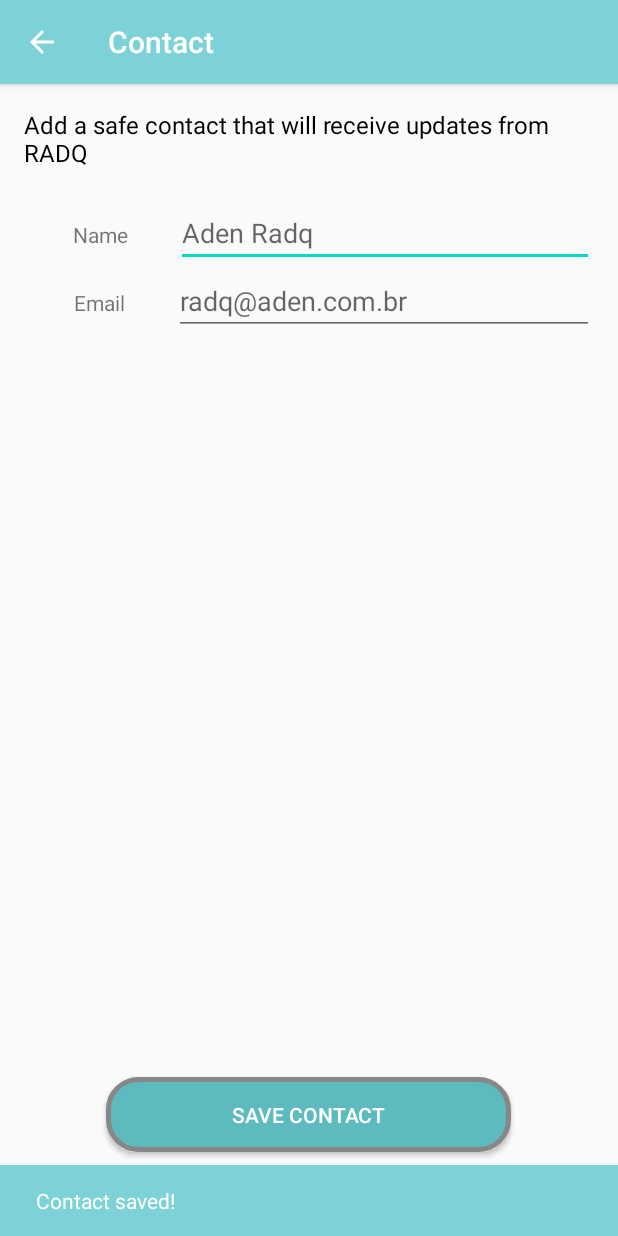
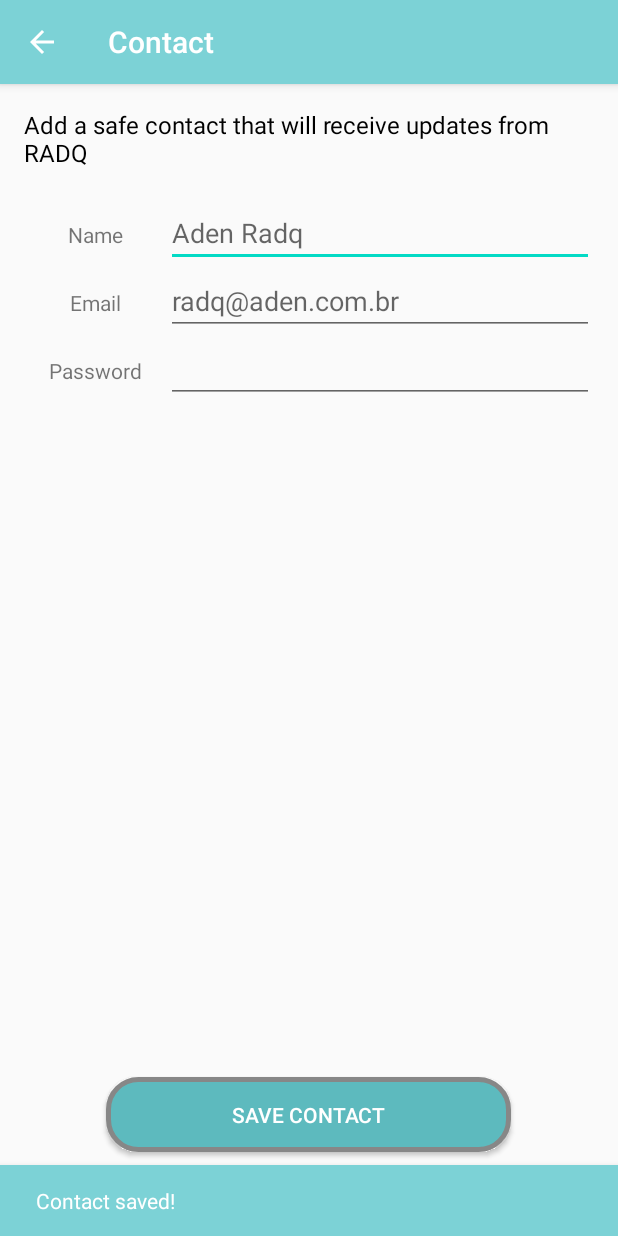
Before and after one commit to nicolas-suzuki/radq, an Android app: the ContactActivity screen opened directly, with no data from a screen before it, after a tap on "SAVE CONTACT", on a phone screen of 412 x 824 dp. Run offline under Robolectric (Android 15) with nearby library versions, the light colour scheme and no system bars; our stand-ins replace Firebase (no records; nobody signed in at launch, a user with empty details on screens opened directly).

Commit message:
First commit
User is able to register new account using email.

```diff
--- a/app/src/main/java/com/aden/radq/CameraActivity.java
+++ b/app/src/main/java/com/aden/radq/CameraActivity.java
@@ -9,8 +9,10 @@ import android.content.ServiceConnection;
 import android.content.SharedPreferences;
 import android.graphics.Bitmap;
 import android.os.Bundle;
+import android.os.CountDownTimer;
 import android.os.Handler;
 import android.os.IBinder;
+import android.os.Looper;
 import android.os.Message;
 import android.util.Log;
 import android.view.SurfaceView;
@@ -57,6 +59,7 @@ public class CameraActivity extends AppCompatActivity implements CameraBridgeVie
     boolean firstTimeYolo = true;
     //TODO change framesToConfirmFall name/logic
     int framesToConfirmFall = 0;
+    boolean isCountDownTimerActive = false;
 
     //Robot control by height
     int countHeightsDetected = 0;
@@ -266,22 +269,27 @@ public class CameraActivity extends AppCompatActivity implements CameraBridgeVie
 
                         Log.d("onCameraFrame", "Fall detected! Precision: " + intConf + "%");
                         framesToConfirmFall++;
-                        if (framesToConfirmFall > 10) {
-                            //This countdown ensures that the person is really down
-//                            CountDownTimer countDownTimer = new CountDownTimer(5000,1000) {
+
+                        //This countdown ensures that the person is really down
+//                        if(!isCountDownTimerActive) {
+//                            new CountDownTimer(5000, 1000) {
 //                                @Override
 //                                public void onTick(long millisUntilFinished) {
+//                                    isCountDownTimerActive = true;
+//                                }
 //
-//                                }
 //                                @Override
 //                                public void onFinish() {
-                            //TODO the Screenshot is not used anywhere in the code. Uncomment when it's useful
-                            //takeScreenshot(frame, intConf);
-                            initiateAlarm();
-                            framesToConfirmFall = 0;
+//                                    if (framesToConfirmFall >= 5) {
+//                                        //TODO the Screenshot is not used anywhere in the code. Uncomment when it's useful
+//                                        //takeScreenshot(frame, intConf);
+//                                        initiateAlarm();
+//                                    }
+//                                    isCountDownTimerActive = false;
+//                                    framesToConfirmFall = 0;
 //                                }
 //                            }.start();
-                        }
+//                        }
                         return frame;
                     } else if (idGuy == 1) {
                         // Pessoa detectada
--- /dev/null
+++ b/app/src/main/java/com/aden/radq/Contact.java
@@ -0,0 +1,54 @@
+package com.aden.radq;
+
+import com.google.firebase.database.DatabaseReference;
+import com.google.firebase.database.Exclude;
+
+public class Contact {
+    private String id;
+    private String name;
+    private String email;
+    private String password;
+
+    public Contact(){
+
+    }
+
+    public void saveContact(){
+        DatabaseReference databaseReference = FirebaseHelper.getFirebase();
+        databaseReference.child("contacts").child(getId()).setValue(this);
+    }
+
+    @Exclude
+    public String getId() {
+        return id;
+    }
+
+    public void setId(String id) {
+        this.id = id;
+    }
+
+    public String getName() {
+        return name;
+    }
+
+    public void setName(String name) {
+        this.name = name;
+    }
+
+    public String getEmail() {
+        return email;
+    }
+
+    public void setEmail(String email) {
+        this.email = email;
+    }
+
+    @Exclude
+    public String getPassword() {
+        return password;
+    }
+
+    public void setPassword(String password) {
+        this.password = password;
+    }
+}
--- a/app/src/main/java/com/aden/radq/ContactActivity.java
+++ b/app/src/main/java/com/aden/radq/ContactActivity.java
@@ -6,21 +6,43 @@ import android.util.Log;
 import android.view.View;
 import android.widget.Button;
 import android.widget.EditText;
+import android.widget.Toast;
 
+import androidx.annotation.NonNull;
 import androidx.appcompat.app.AppCompatActivity;
 
+import com.google.android.gms.tasks.OnCompleteListener;
+import com.google.android.gms.tasks.Task;
 import com.google.android.material.snackbar.Snackbar;
+import com.google.firebase.FirebaseApp;
+import com.google.firebase.auth.AuthResult;
+import com.google.firebase.auth.FirebaseAuth;
+import com.google.firebase.auth.FirebaseAuthInvalidCredentialsException;
+import com.google.firebase.auth.FirebaseAuthUserCollisionException;
+import com.google.firebase.auth.FirebaseAuthWeakPasswordException;
+import com.google.firebase.auth.FirebaseUser;
+import com.google.firebase.database.DatabaseReference;
+
+import java.util.Objects;
 
 import static com.aden.radq.SettingsActivity.SHARED_PREFS;
 
 public class ContactActivity extends AppCompatActivity {
     public static final String CONTACT_NAME = "contactName";
     EditText contactName;
-    String contactNameString;
+    String getContactName;
+
+    EditText contactPassword;
+    String getContactPassword;
 
     public static final String CONTACT_EMAIL = "contactEmail";
     EditText contactEmail;
-    String contactEmailString;
+    String getContactEmail;
+
+    private Contact contact;
+    String getId;
+
+    private DatabaseReference databaseReference;
 
     @Override
     protected void onCreate(Bundle savedInstanceState) {
@@ -29,7 +51,15 @@ public class ContactActivity extends AppCompatActivity {
 
         contactName = findViewById(R.id.contactNameEditTxt);
         contactEmail = findViewById(R.id.contactEmailEditTxt);
+        contactPassword = findViewById(R.id.contactPasswordEdit);
         Button bttnSaveSettings = findViewById(R.id.bttnSaveContact);
+
+        //Firebase
+        DatabaseReference databaseReference = FirebaseHelper.getFirebase();
+
+        getContactEmail = contactEmail.getText().toString();
+        //getContactPassword = contactPassword.getText().toString();
+        getContactPassword = "aaaaaaaaaaaaaaa";
 
         Snackbar mySnackbar = Snackbar.make(findViewById(R.id.contactView), R.string.contact_saved, Snackbar.LENGTH_SHORT)
                 .setBackgroundTint(getResources().getColor(R.color.colorPrimaryDark));
@@ -46,27 +76,70 @@ public class ContactActivity extends AppCompatActivity {
         updateData();
     }
 
-    public void saveData(){
+    private void saveData(){
         Log.d("settingsData", "saveData()");
         SharedPreferences sharedPreferences = getSharedPreferences(SHARED_PREFS,MODE_PRIVATE);
         SharedPreferences.Editor editor = sharedPreferences.edit();
         editor.putString(CONTACT_NAME,contactName.getText().toString());
         editor.putString(CONTACT_EMAIL,contactEmail.getText().toString());
         //TODO validations
+        editor.apply();
 
-        editor.apply();
+        contact = new Contact();
+        contact.setName(contactName.getText().toString());
+        contact.setEmail(contactEmail.getText().toString());
+        contact.setPassword(contactPassword.getText().toString());
+        setContact();
     }
 
-    public void loadData(){
+    private void loadData(){
         Log.d("settingsData", "loadData()");
         SharedPreferences sharedPreferences = getSharedPreferences(SHARED_PREFS,MODE_PRIVATE);
-        contactEmailString = sharedPreferences.getString(CONTACT_EMAIL,"");
-        contactNameString = sharedPreferences.getString(CONTACT_NAME,"");
+        getContactEmail = sharedPreferences.getString(CONTACT_EMAIL,"");
+        getContactName = sharedPreferences.getString(CONTACT_NAME,"");
     }
 
-    public void updateData(){
+    private void updateData(){
         Log.d("settingsData", "updateData()");
-        contactName.setText(contactNameString);
-        contactEmail.setText(contactEmailString);
+        contactName.setText(getContactName);
+        contactEmail.setText(getContactEmail);
+    }
+
+    private void setContact(){
+        try {
+            FirebaseAuth firebaseAuth = FirebaseHelper.getFirebaseAuth();
+            firebaseAuth.createUserWithEmailAndPassword(
+                    contact.getEmail(),
+                    contact.getPassword()
+            ).addOnCompleteListener(ContactActivity.this, new OnCompleteListener<AuthResult>() {
+                @Override
+                public void onComplete(@NonNull Task<AuthResult> task) {
+                    if (task.isSuccessful()) {
+                        Toast.makeText(ContactActivity.this, "Sucesso", Toast.LENGTH_SHORT).show();
+
+                        FirebaseUser firebaseUser = task.getResult().getUser();
+                        contact.setId(firebaseUser.getUid());
+                        contact.saveContact();
+                    } else {
+                        String exceptionError = "";
+
+                        try{
+                            throw Objects.requireNonNull(task.getException());
+                        } catch (FirebaseAuthWeakPasswordException e) {
+                            exceptionError = getString(R.string.invalid_password);
+                        } catch (FirebaseAuthInvalidCredentialsException e) {
+                            exceptionError = getString(R.string.invalid_email);
+                        } catch (FirebaseAuthUserCollisionException e){
+                            exceptionError = getString(R.string.email_already_in_use);
+                        } catch (Exception e) {
+                            exceptionError = getString(R.string.unkown_error_contact_register);
+                        }
+                        Toast.makeText(ContactActivity.this, exceptionError, Toast.LENGTH_SHORT).show();
+                    }
+                }
+            });
+        } catch (Exception e){
+            e.printStackTrace();
+        }
     }
 }
--- /dev/null
+++ b/app/src/main/java/com/aden/radq/FirebaseHelper.java
@@ -0,0 +1,31 @@
+package com.aden.radq;
+
+import android.util.Log;
+
+import com.google.firebase.auth.FirebaseAuth;
+import com.google.firebase.database.DatabaseReference;
+import com.google.firebase.database.FirebaseDatabase;
+
+public final class FirebaseHelper {
+    private static final String TAG = "FirebaseHelper";
+    private static DatabaseReference databaseReference;
+    private static FirebaseAuth firebaseAuth;
+
+    public static DatabaseReference getFirebase() {
+        Log.d(TAG, "getFirebase()");
+        if(databaseReference == null){
+            Log.d(TAG, "databaseReference == null");
+            databaseReference = FirebaseDatabase.getInstance().getReference();
+        }
+        return databaseReference;
+    }
+
+    public static FirebaseAuth getFirebaseAuth(){
+        Log.d(TAG, "getFirebaseAuth()");
+        if(firebaseAuth == null){
+            Log.d(TAG, "firebaseAuth == null");
+            firebaseAuth = FirebaseAuth.getInstance();
+        }
+        return firebaseAuth;
+    }
+}
--- a/app/src/main/java/com/aden/radq/MainActivity.java
+++ b/app/src/main/java/com/aden/radq/MainActivity.java
@@ -22,6 +22,7 @@ import java.util.Objects;
 import static com.aden.radq.SettingsActivity.SHARED_PREFS;
 
 public class MainActivity extends AppCompatActivity {
+    private static final String TAG = "MainActivity";
     private static final int PERMISSIONS_CODE = 1;
     String contactEmail;
     SharedPreferences sharedPreferences;
@@ -89,7 +90,7 @@ public class MainActivity extends AppCompatActivity {
     private void workOnAdditionalFiles(){
         boolean isCfgHere = false;
         boolean isWeightsHere = false;
-        Log.d("workOnAdditionalFiles", "workOnAdditionalFiles()");
+        Log.d(TAG, "workOnAdditionalFiles()");
 
         String path = Objects.requireNonNull(getExternalFilesDir(null)).toString() + "/";
 
@@ -98,10 +99,10 @@ public class MainActivity extends AppCompatActivity {
         assert files != null;
         for (File file : files){
             if (file.getName().equals("yolov3-tiny.cfg")){
-                Log.d("workOnAdditionalFiles", "Configuration file here!");
+                Log.d(TAG, "Configuration file here!");
                 isCfgHere = true;
             } else if (file.getName().equals("yolov3-tiny.weights")){
-                Log.d("workOnAdditionalFiles", "Weights file here!");
+                Log.d(TAG, "Weights file here!");
                 isWeightsHere = true;
             }
         }
@@ -109,7 +110,7 @@ public class MainActivity extends AppCompatActivity {
         if (!isCfgHere){
             File cfgFile = new File(path + "yolov3-tiny.cfg");
             try{
-                Log.d("workOnAdditionalFiles", "isCfgHere try()");
+                Log.d(TAG, "isCfgHere try()");
                 InputStream inputStream = this.getResources().openRawResource(R.raw.yolov3_tiny_cfg);
                 FileOutputStream fileOutputStream = new FileOutputStream(cfgFile);
                 byte[] buf = new byte[1024];
@@ -120,14 +121,14 @@ public class MainActivity extends AppCompatActivity {
                 fileOutputStream.close();
                 inputStream.close();
             } catch (Exception e) {
-                Log.d("workOnAdditionalFiles", "isCfgHere catch(): " + e);
+                Log.d(TAG, "isCfgHere catch(): " + e);
                 e.printStackTrace();
             }
         }
         if (!isWeightsHere){
             File weightsFile = new File(path + "yolov3-tiny.weights");
             try{
-                Log.d("workOnAdditionalFiles", "isWeightsHere try()");
+                Log.d(TAG, "isWeightsHere try()");
                 InputStream inputStream = this.getResources().openRawResource(R.raw.yolov3_tiny_weights);
                 FileOutputStream fileOutputStream = new FileOutputStream(weightsFile);
                 byte[] buf = new byte[1024];
@@ -138,7 +139,7 @@ public class MainActivity extends AppCompatActivity {
                 fileOutputStream.close();
                 inputStream.close();
             } catch (Exception e) {
-                Log.d("workOnAdditionalFiles", "isWeightsHere catch(): " + e);
+                Log.d(TAG, "isWeightsHere catch(): " + e);
                 e.printStackTrace();
             }
         }
--- a/app/src/main/java/com/aden/radq/SettingsActivity.java
+++ b/app/src/main/java/com/aden/radq/SettingsActivity.java
@@ -13,6 +13,7 @@ import androidx.appcompat.widget.SwitchCompat;
 import com.google.android.material.snackbar.Snackbar;
 
 public class SettingsActivity extends AppCompatActivity {
+
     public static final String SHARED_PREFS = "sharedPrefs";
     public static final String SWITCH_CAMERA_FRONT_BACK ="switchCameraFrontBack";
 
--- a/app/src/main/res/layout/contact_activity.xml
+++ b/app/src/main/res/layout/contact_activity.xml
@@ -41,7 +41,7 @@
 
                 <TextView
                     android:id="@+id/nameTxt"
-                    android:layout_width="wrap_content"
+                    android:layout_width="0dp"
                     android:layout_height="wrap_content"
                     android:layout_weight="1"
                     android:gravity="center_horizontal"
@@ -49,9 +49,9 @@
 
                 <EditText
                     android:id="@+id/contactNameEditTxt"
-                    android:layout_width="wrap_content"
+                    android:layout_width="0dp"
                     android:layout_height="wrap_content"
-                    android:layout_weight="1"
+                    android:layout_weight="3"
                     android:autofillHints=""
                     android:ems="10"
                     android:hint="@string/groupName"
@@ -66,21 +66,44 @@
 
                 <TextView
                     android:id="@+id/emailTxt"
-                    android:layout_width="wrap_content"
+                    android:layout_width="0dp"
                     android:layout_height="wrap_content"
                     android:layout_weight="1"
                     android:gravity="center_horizontal"
-                    android:text="@string/contactEmail" />
+                    android:text="@string/contact_email" />
 
                 <EditText
                     android:id="@+id/contactEmailEditTxt"
-                    android:layout_width="wrap_content"
+                    android:layout_width="0dp"
+                    android:layout_height="wrap_content"
+                    android:layout_weight="3"
+                    android:autofillHints=""
+                    android:ems="10"
+                    android:hint="@string/groupEmail"
+                    android:inputType="textEmailSubject" />
+            </LinearLayout>
+
+            <LinearLayout
+                android:layout_width="match_parent"
+                android:layout_height="wrap_content"
+                android:orientation="horizontal">
+
+                <TextView
+                    android:id="@+id/contactPasswordTxt"
+                    android:layout_width="0dp"
                     android:layout_height="wrap_content"
                     android:layout_weight="1"
+                    android:gravity="center_horizontal"
+                    android:text="@string/contact_password" />
+
+                <EditText
+                    android:id="@+id/contactPasswordEdit"
+                    android:layout_width="0dp"
+                    android:layout_height="wrap_content"
+                    android:layout_weight="3"
+                    android:autofillHints=""
                     android:ems="10"
-                    android:hint="@string/groupEmail"
-                    android:inputType="textEmailSubject"
-                    android:autofillHints="" />
+                    android:inputType="text" />
             </LinearLayout>
 
         </LinearLayout>
--- a/app/src/main/res/values/strings.xml
+++ b/app/src/main/res/values/strings.xml
@@ -1,13 +1,10 @@
 <resources>
     <string name="app_name">Fall Detector Autonomous Robot</string>
     <string name="app_description">Fall detector autonomous robot</string>
-    <string name="downloading_necessary_files">Downloading RAQD necessary files</string>
     <string name="fall_detected_text">Fall detected!</string>
     <string name="contactContact">" contacted"</string>
     <string name="contact_saved">Contact saved!</string>
-
-    <!-- Log Messages -->
-
+    <string name="contact_password">Password</string>
 
     <!-- missing translations to english -->
     <string name="define_safe_contact_button">Definir contato de segurança</string>
@@ -32,7 +29,7 @@
     <string name="secondsTxt">" seconds"</string>
     <string name="settings_description">Add or change your emergency contact and more!</string>
     <string name="contactName">Name</string>
-    <string name="contactEmail">Email</string>
+    <string name="contact_email">Email</string>
     <string name="groupName">Aden Radq</string>
     <string name="groupEmail">radq@aden.com.br</string>
     <string name="contact_title">Contact</string>
@@ -42,4 +39,9 @@
     <string name="contact_alert_dialog_message">Defina um contato de segurança nas configurações do aplicativo antes de continuar.</string>
     <string name="contact_alert_dialog_title">Email de contato vazio</string>
     <string name="positive_button" translatable="false">OK</string>
+    <string name="wrong_password">Wrong password</string>
+    <string name="invalid_password">Weak password. Please use a stronger and longer password.</string>
+    <string name="invalid_email">Invalid email</string>
+    <string name="email_already_in_use">Email already in use</string>
+    <string name="unkown_error_contact_register">Unkown error registering the contact</string>
 </resources>
--- a/build.gradle
+++ b/build.gradle
@@ -10,7 +10,7 @@ buildscript {
     }
     dependencies {
         classpath 'com.android.tools.build:gradle:4.0.2'
-
+        classpath 'com.google.gms:google-services:4.3.4'
         // NOTE: Do not place your application dependencies here; they belong
         // in the individual module build.gradle files
     }
```
Also changed, not shown: app/build.gradle (+8 -0 lines), 7 other files.
